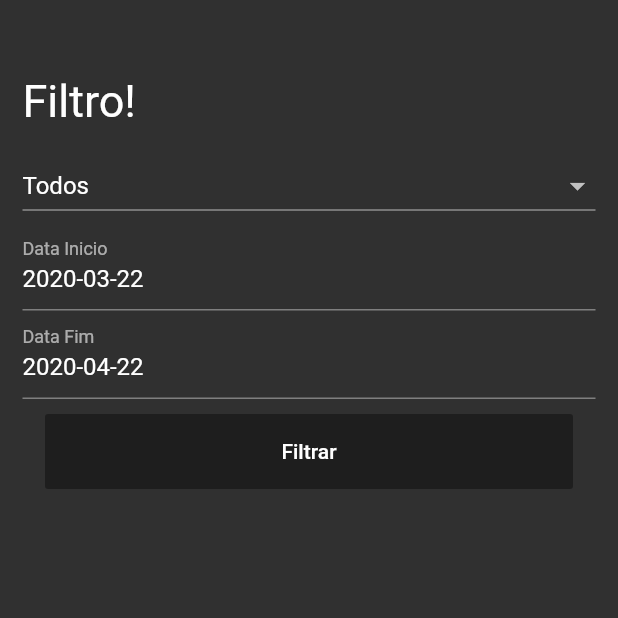
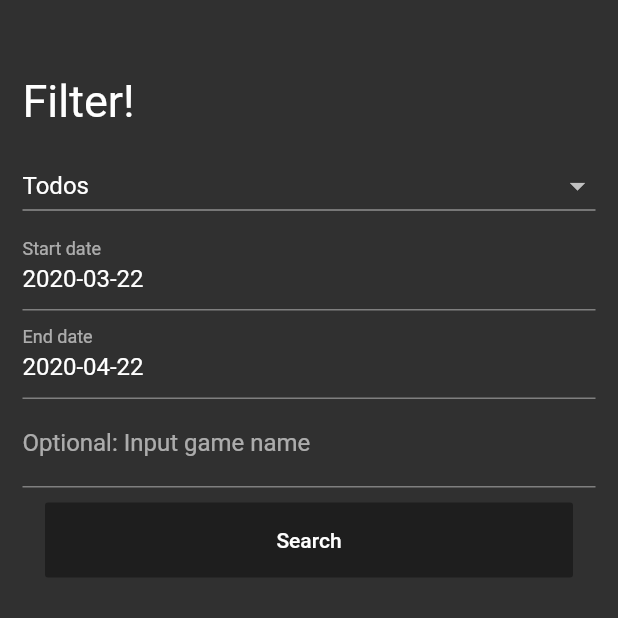
Before and after one commit to saraiva1989/gamereleaseflutter, a Flutter app: the Filtro screen opened directly, on a phone screen of 412 x 824 dp, the top half of it. Run offline on Flutter 3.47's test engine with Material 2 defaults, Android fonts, the phone set to English and light mode, and no system bars; our stand-ins replace carousel_pro, material_design_icons_flutter, splashscreen, webview_flutter; network calls fail.

```diff
--- a/lib/Filtro.dart
+++ b/lib/Filtro.dart
@@ -4,6 +4,7 @@ import 'package:flutter/services.dart';
 String _console = "";
 TextEditingController _dataInicio = TextEditingController();
 TextEditingController _dataFim = TextEditingController();
+TextEditingController _nome = TextEditingController();
 
 class Filtro extends StatefulWidget {
   @override
@@ -14,17 +15,17 @@ class _FiltroState extends State<Filtro> {
   @override
   void initState() {
     super.initState();
-    if(_dataInicio.text == ""){
+    if (_dataInicio.text == "") {
       _dataInicio.text = gerarData(0);
     }
-    if(_dataFim.text == ""){
+    if (_dataFim.text == "") {
       _dataFim.text = gerarData(31);
     }
   }
 
-  String gerarData(int dias){
-    DateTime data = new DateTime.now().add(new Duration(days:dias));
-    return "${data.year.toString()}-${data.month.toString().padLeft(2,'0')}-${data.day.toString().padLeft(2,'0')}";
+  String gerarData(int dias) {
+    DateTime data = new DateTime.now().add(new Duration(days: dias));
+    return "${data.year.toString()}-${data.month.toString().padLeft(2, '0')}-${data.day.toString().padLeft(2, '0')}";
   }
 
   formatarData(data) {
@@ -33,8 +34,13 @@ class _FiltroState extends State<Filtro> {
   }
 
   voltar() {
-    String filtro =
-        "order=released&datainicio=${_dataInicio.text ?? ""}&datafim=${_dataFim.text ?? ""}&plataforma=$_console";
+    String filtro;
+    if (_nome.text != null && _nome.text != "") {
+      filtro = "order=released&nome=${_nome.text}";
+    } else {
+      filtro =
+          "order=released&datainicio=${_dataInicio.text ?? ""}&datafim=${_dataFim.text ?? ""}&plataforma=$_console";
+    }
     Navigator.pop(context, filtro);
     //Navigator.pushReplacementNamed(context, "home"));
   }
@@ -53,24 +59,37 @@ class _FiltroState extends State<Filtro> {
             padding: EdgeInsets.fromLTRB(0, 50, 0, 0),
             height: 100,
             child: Text(
-              "Filtro!",
+              "Filter!",
               style: TextStyle(fontSize: 30, color: Colors.white),
             ),
           ),
           Container(child: _mydropdown(context)),
-          Container(child: _campoData(context, _dataInicio, "Data Inicio")),
-          Container(child: _campoData(context, _dataFim, "Data Fim")),
+          Container(child: _campoData(context, _dataInicio, "Start date")),
+          Container(child: _campoData(context, _dataFim, "End date")),
+          Container(
+            child: _pesquisaNome(context),
+          ),
           Container(
               padding: EdgeInsets.fromLTRB(15, 10, 15, 0),
               height: 60,
               child: FlatButton(
                 onPressed: () => voltar(),
-                child: Text("Filtrar"),
+                child: Text("Search"),
                 color: Color.fromRGBO(30, 30, 30, 1),
               )),
         ],
       ),
     ));
+  }
+
+  Widget _pesquisaNome(BuildContext context) {
+    return TextFormField(
+      controller: _nome,
+      keyboardType: TextInputType.datetime,
+      decoration: InputDecoration(
+        labelText: "Optional: Input game name",
+      ),
+    );
   }
 
   Widget _campoData(
--- a/lib/model/GamesModel.dart
+++ b/lib/model/GamesModel.dart
@@ -12,7 +12,9 @@ class GamesModel {
 
     factory GamesModel.fromJson(Map<String, dynamic> parsedJson) {
     var retornoRetorno = parsedJson['retorno'] as List;
-    List<Retorno> retornoList = retornoRetorno.map((i) => Retorno.fromJson(i)).toList();
+    List<Retorno> retornoList = List<Retorno>();
+    if (retornoRetorno != null)
+      retornoList = retornoRetorno.map((i) => Retorno.fromJson(i)).toList();
 
     return GamesModel(
         error: parsedJson['error'],
```
Also changed, not shown: lib/Todos.dart (+6 -1 lines).
